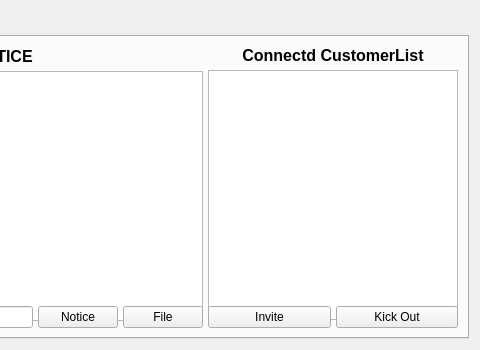
AndaCondaa/Project_CustomerManagementApp, file CustomerManagementAPP/AdminChat/adminchat.ui: the form before one commit; both pictures show x 220 to 700 and y 0 to 350 of the 700 by 350 pixel window.
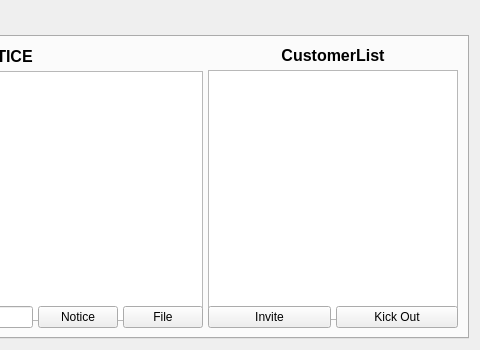
The form after the commit.

Patch:
```diff
--- a/CustomerManagementAPP/AdminChat/adminchat.ui
+++ b/CustomerManagementAPP/AdminChat/adminchat.ui
@@ -314,7 +314,7 @@
                   </font>
                  </property>
                  <property name="text">
-                  <string>Connectd CustomerList</string>
+                  <string>CustomerList</string>
                  </property>
                  <property name="alignment">
                   <set>Qt::AlignCenter</set>
```
Left out of the diff: 2 changed lines with no effect on the pictures.
